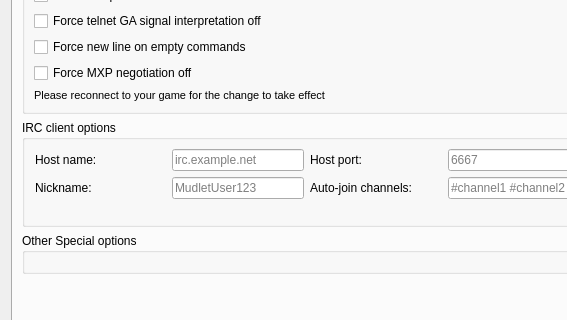
Before: the Qt Designer form src/ui/profile_preferences.ui in Mudlet/Mudlet, drawn with Qt 5; both pictures show x 0 to 567 and y 90 to 410 of the 746 by 685 pixel window.
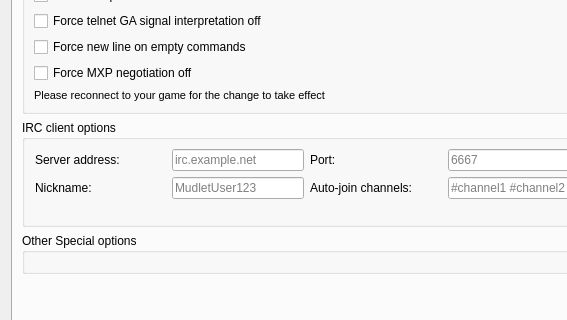
After: the same form once the commit is applied. The open tabs and pages were chosen to show the change. Icons and pictures are not drawn. Custom widgets are drawn as their Qt base class.

Commit message: Renamed to be consistent with connections dialog

What changed in the file:
```diff
--- a/src/ui/profile_preferences.ui
+++ b/src/ui/profile_preferences.ui
@@ -2180,7 +2180,7 @@
              <item>
               <widget class="QLabel" name="lblIrcHostName">
                <property name="text">
-                <string>Host name: </string>
+                <string>Server address:</string>
                </property>
               </widget>
              </item>
@@ -2200,7 +2200,7 @@
           <item row="0" column="2">
            <widget class="QLabel" name="lblIrcHostPort">
             <property name="text">
-             <string>Host port: </string>
+             <string>Port:</string>
             </property>
            </widget>
           </item>
```
Left out of the diff: 4 changed lines with no effect on the pictures.
